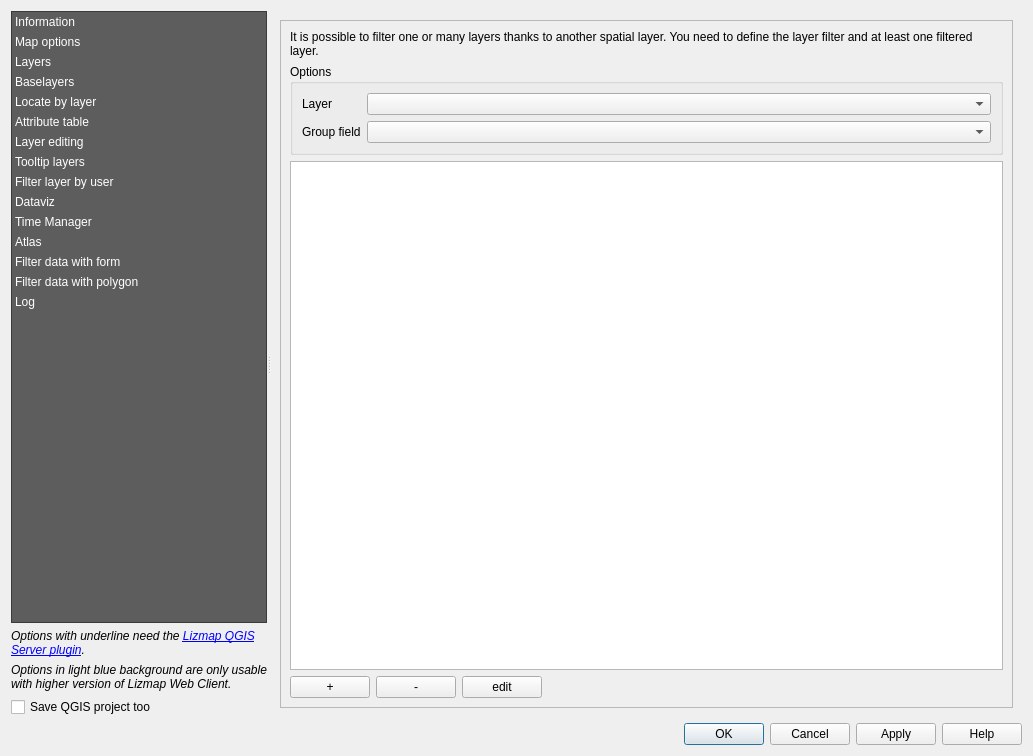
Above: lizmap/resources/ui/ui_lizmap.ui from 3liz/lizmap-plugin before the change. Below: the same form after it.
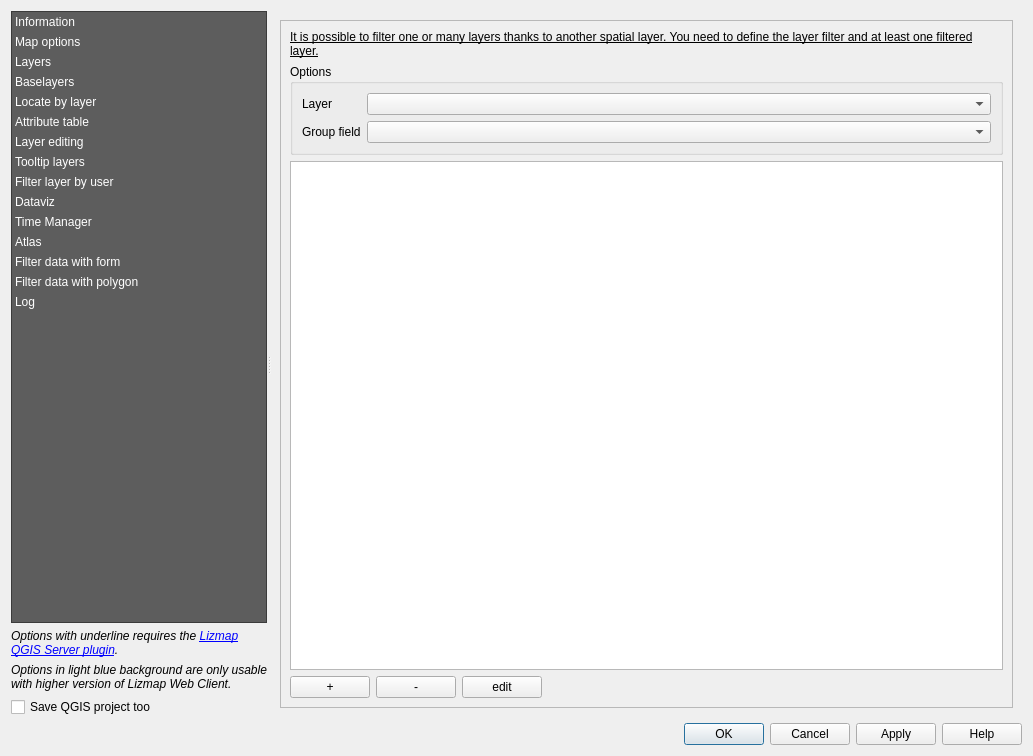
That is the form after the change. The open tabs and pages were chosen to show the change. Custom widgets are drawn as their Qt base class.

Commit message: UX - Show that the server plugin is required for filter by polygon

Patch:
```diff
--- a/lizmap/resources/ui/ui_lizmap.ui
+++ b/lizmap/resources/ui/ui_lizmap.ui
@@ -184,7 +184,7 @@
           </font>
          </property>
          <property name="text">
-          <string>&lt;html&gt;&lt;head/&gt;&lt;body&gt;&lt;p&gt;Options with underline need the &lt;a href=&quot;https://docs.lizmap.com/current/en/install/pre_requirements.html#qgis-server-plugins&quot;&gt;&lt;span style=&quot; text-decoration: underline; color:#0000ff;&quot;&gt;Lizmap QGIS Server plugin&lt;/span&gt;&lt;/a&gt;.&lt;/p&gt;&lt;/body&gt;&lt;/html&gt;</string>
+          <string>&lt;html&gt;&lt;head/&gt;&lt;body&gt;&lt;p&gt;Options with underline requires the &lt;a href=&quot;https://docs.lizmap.com/current/en/install/pre_requirements.html#qgis-server-plugins&quot;&gt;&lt;span style=&quot; text-decoration: underline; color:#0000ff;&quot;&gt;Lizmap QGIS Server plugin&lt;/span&gt;&lt;/a&gt;.&lt;/p&gt;&lt;/body&gt;&lt;/html&gt;</string>
          </property>
          <property name="wordWrap">
           <bool>true</bool>
@@ -3722,7 +3722,7 @@
                <item>
                 <widget class="QLabel" name="label_filter_polygon">
                  <property name="text">
-                  <string>It is possible to filter one or many layers thanks to another spatial layer. You need to define the layer filter and at least one filtered layer.</string>
+                  <string>&lt;html&gt;&lt;head/&gt;&lt;body&gt;&lt;p&gt;&lt;span style=&quot; text-decoration: underline;&quot;&gt;It is possible to filter one or many layers thanks to another spatial layer. You need to define the layer filter and at least one filtered layer.&lt;/span&gt;&lt;/p&gt;&lt;/body&gt;&lt;/html&gt;</string>
                  </property>
                  <property name="wordWrap">
                   <bool>true</bool>
```
